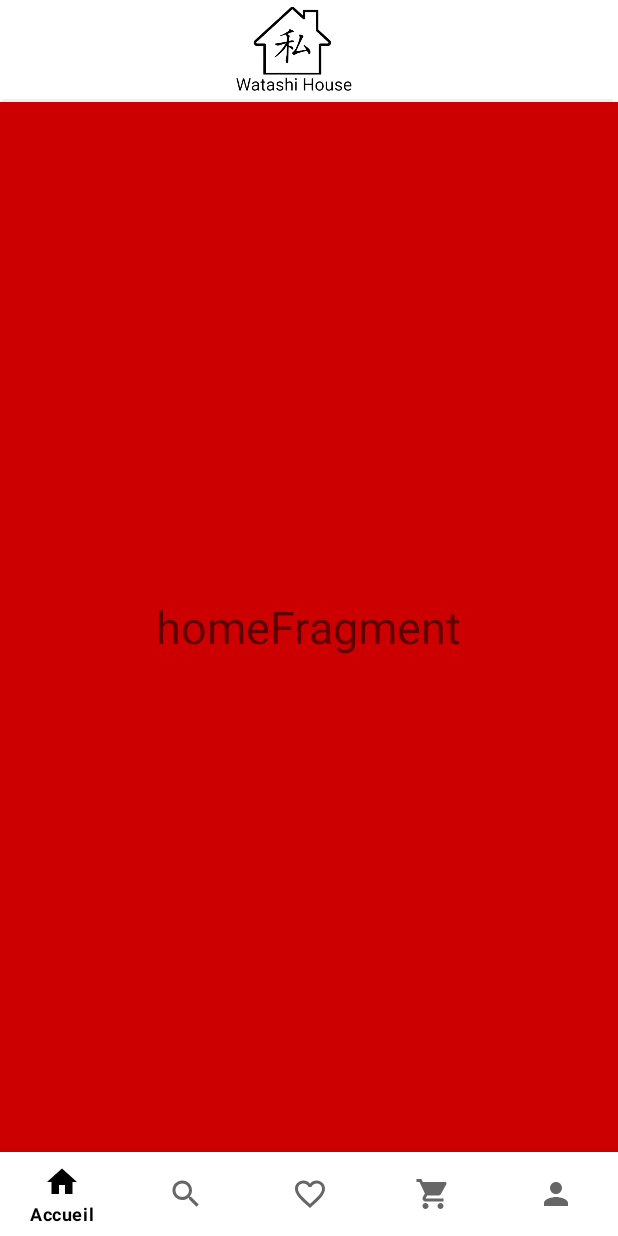
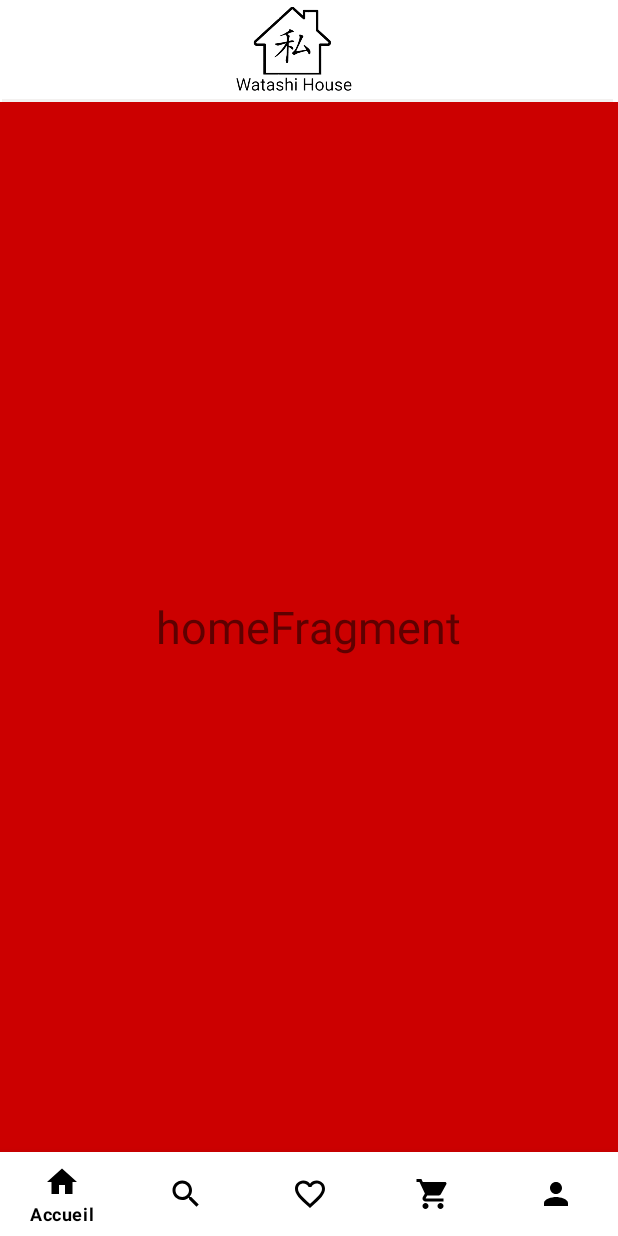
Before and after one commit to DylanGil/WatashiHouse, an Android app: the screen it shows after launch (MainActivity), on a phone screen of 412 x 824 dp. Run offline under Robolectric (Android 15) with nearby library versions, the phone set to English and light mode, and no system bars.

Commit message:
BottomNav good color

```diff
--- a/app/src/main/res/layout/activity_main.xml
+++ b/app/src/main/res/layout/activity_main.xml
@@ -52,6 +52,8 @@
         android:layout_height="wrap_content"
         android:layout_alignParentBottom="true"
         app:itemTextColor="@color/black"
+        app:itemIconTint="@color/black"
+        app:backgroundTint="@color/white"
         app:menu="@menu/bottom_navigation" />
 
 </RelativeLayout>
```
